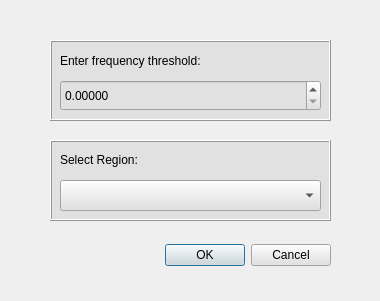
The window that src/UglyVCF/filterdialog.ui (emilpaulitz/ProgrammierProjekt2019) describes before a commit, drawn with Qt 5.
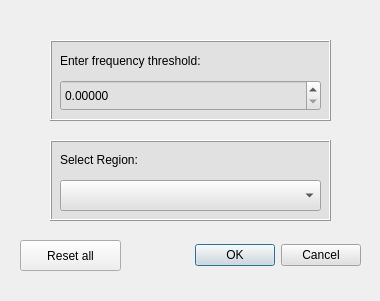
The same window after the commit.

Commit message: reset button

Patch:
```diff
--- a/src/UglyVCF/filterdialog.ui
+++ b/src/UglyVCF/filterdialog.ui
@@ -19,9 +19,9 @@
   <widget class="QDialogButtonBox" name="buttonBox">
    <property name="geometry">
     <rect>
-     <x>50</x>
+     <x>130</x>
      <y>240</y>
-     <width>281</width>
+     <width>231</width>
      <height>31</height>
     </rect>
    </property>
@@ -138,6 +138,19 @@
     </property>
    </widget>
   </widget>
+  <widget class="QPushButton" name="pushButton">
+   <property name="geometry">
+    <rect>
+     <x>20</x>
+     <y>240</y>
+     <width>101</width>
+     <height>31</height>
+    </rect>
+   </property>
+   <property name="text">
+    <string>Reset all</string>
+   </property>
+  </widget>
  </widget>
  <resources/>
  <connections>
```
The commit also changes 3 other files.
